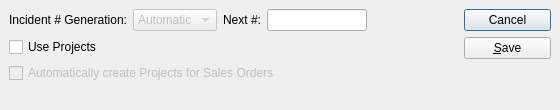
The window that xtuple/trunk/guiclient/configureCRM.ui (WooodHead/xtuple) describes before a commit, drawn with Qt 5.
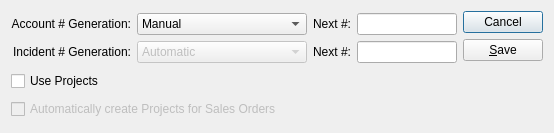
The same window after the commit. Custom widgets are drawn as their Qt base class.

Commit message: GUI changes to support having Auto numbering for Accounts. This applies uniformily to CRM Accounts, Customers, Prospects, Vendors, and Tax Authorities. Issue #6714.

```diff
--- a/xtuple/trunk/guiclient/configureCRM.ui
+++ b/xtuple/trunk/guiclient/configureCRM.ui
@@ -5,58 +5,82 @@
    <rect>
     <x>0</x>
     <y>0</y>
-    <width>560</width>
-    <height>110</height>
+    <width>542</width>
+    <height>133</height>
    </rect>
   </property>
   <property name="windowTitle" >
    <string>CRM Module Configuration</string>
   </property>
-  <layout class="QGridLayout" >
-   <property name="margin" >
-    <number>9</number>
-   </property>
-   <property name="spacing" >
-    <number>6</number>
-   </property>
-   <item row="0" column="0" >
-    <layout class="QGridLayout" >
-     <property name="margin" >
-      <number>0</number>
-     </property>
-     <property name="spacing" >
-      <number>6</number>
-     </property>
-     <item row="3" column="0" >
-      <spacer>
-       <property name="orientation" >
-        <enum>Qt::Vertical</enum>
-       </property>
-       <property name="sizeHint" >
-        <size>
-         <width>20</width>
-         <height>40</height>
-        </size>
-       </property>
-      </spacer>
-     </item>
-     <item row="0" column="0" >
+  <layout class="QHBoxLayout" >
+   <item>
+    <layout class="QVBoxLayout" >
+     <item>
       <layout class="QHBoxLayout" >
-       <property name="margin" >
-        <number>0</number>
-       </property>
-       <property name="spacing" >
-        <number>0</number>
-       </property>
        <item>
-        <layout class="QHBoxLayout" >
-         <property name="margin" >
-          <number>0</number>
-         </property>
-         <property name="spacing" >
-          <number>6</number>
-         </property>
-         <item>
+        <layout class="QGridLayout" >
+         <item row="0" column="0" >
+          <widget class="QLabel" name="_acctGenerationLit" >
+           <property name="text" >
+            <string>Account # Generation:</string>
+           </property>
+           <property name="alignment" >
+            <set>Qt::AlignRight|Qt::AlignTrailing|Qt::AlignVCenter</set>
+           </property>
+           <property name="buddy" >
+            <cstring>_incidentGeneration</cstring>
+           </property>
+          </widget>
+         </item>
+         <item row="0" column="1" >
+          <widget class="QComboBox" name="_acctGeneration" >
+           <item>
+            <property name="text" >
+             <string>Manual</string>
+            </property>
+           </item>
+           <item>
+            <property name="text" >
+             <string>Automatic</string>
+            </property>
+           </item>
+           <item>
+            <property name="text" >
+             <string>Automatic, Allow Override</string>
+            </property>
+           </item>
+          </widget>
+         </item>
+         <item row="0" column="2" >
+          <widget class="QLabel" name="_nextAcctNumberLit" >
+           <property name="text" >
+            <string>Next #:</string>
+           </property>
+           <property name="alignment" >
+            <set>Qt::AlignRight|Qt::AlignTrailing|Qt::AlignVCenter</set>
+           </property>
+           <property name="buddy" >
+            <cstring>_nextInNumberLit</cstring>
+           </property>
+          </widget>
+         </item>
+         <item row="0" column="3" >
+          <widget class="XLineEdit" name="_nextAcctNumber" >
+           <property name="minimumSize" >
+            <size>
+             <width>100</width>
+             <height>0</height>
+            </size>
+           </property>
+           <property name="maximumSize" >
+            <size>
+             <width>100</width>
+             <height>16777215</height>
+            </size>
+           </property>
+          </widget>
+         </item>
+         <item row="1" column="0" >
           <widget class="QLabel" name="_incidentGenerationLit" >
            <property name="text" >
             <string>Incident # Generation:</string>
@@ -69,7 +93,7 @@
            </property>
           </widget>
          </item>
-         <item>
+         <item row="1" column="1" >
           <widget class="QComboBox" name="_incidentGeneration" >
            <property name="enabled" >
             <bool>false</bool>
@@ -81,7 +105,7 @@
            </item>
           </widget>
          </item>
-         <item>
+         <item row="1" column="2" >
           <widget class="QLabel" name="_nextInNumberLit" >
            <property name="text" >
             <string>Next #:</string>
@@ -94,7 +118,7 @@
            </property>
           </widget>
          </item>
-         <item>
+         <item row="1" column="3" >
           <widget class="XLineEdit" name="_nextInNumber" >
            <property name="minimumSize" >
             <size>
@@ -127,14 +151,14 @@
        </item>
       </layout>
      </item>
-     <item row="1" column="0" >
+     <item>
       <widget class="QCheckBox" name="_useProjects" >
        <property name="text" >
         <string>Use Projects</string>
        </property>
       </widget>
      </item>
-     <item row="2" column="0" >
+     <item>
       <widget class="QCheckBox" name="_autoCreate" >
        <property name="enabled" >
         <bool>false</bool>
@@ -146,7 +170,7 @@
      </item>
     </layout>
    </item>
-   <item row="0" column="1" >
+   <item>
     <layout class="QVBoxLayout" >
      <property name="margin" >
       <number>0</number>
@@ -185,8 +209,8 @@
        </property>
        <property name="sizeHint" >
         <size>
-         <width>87</width>
-         <height>158</height>
+         <width>20</width>
+         <height>0</height>
         </size>
        </property>
       </spacer>
```
Left out of the diff: 66 changed lines with no effect on the pictures. The commit also changes 11 other files.
